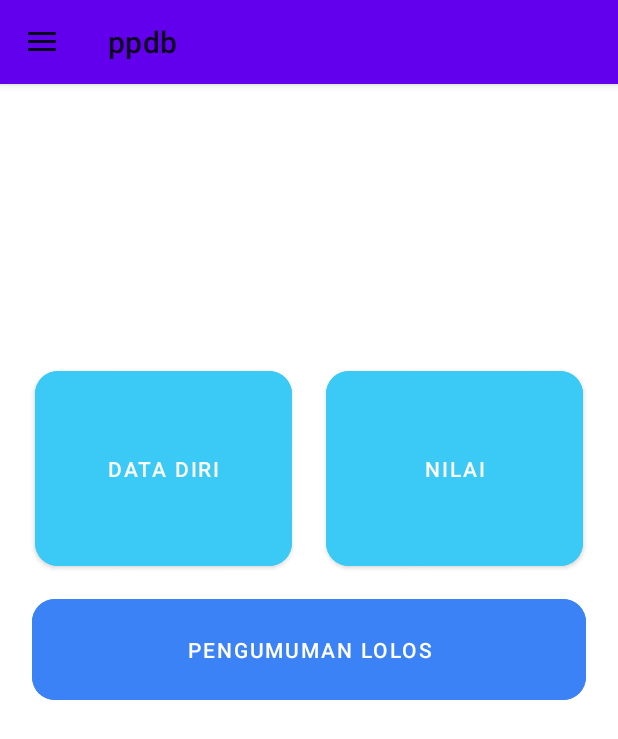
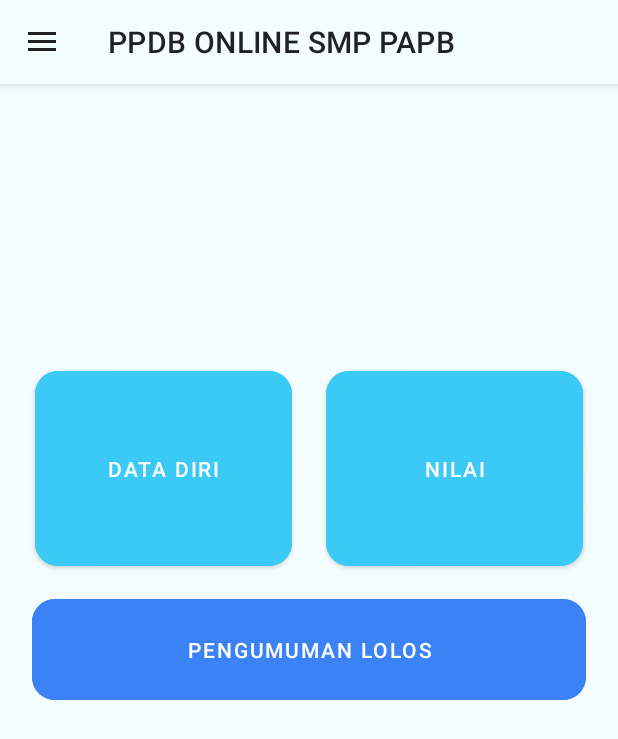
Before and after one commit to thoriqadillah/ppdb-papb, an Android app: the HalamanUtama screen opened directly, with no data from a screen before it, on a phone screen of 412 x 824 dp. Shown: the top 739 px of the screen. Run offline under Robolectric (Android 15) with nearby library versions, the phone set to English and light mode, and no system bars; Roboto replaces fonts that are not available here.

Commit message:
fixing color layout

```diff
--- a/app/src/main/res/layout/activity_halaman_utama.xml
+++ b/app/src/main/res/layout/activity_halaman_utama.xml
@@ -4,6 +4,7 @@
     xmlns:tools="http://schemas.android.com/tools"
     android:layout_width="match_parent"
     android:layout_height="match_parent"
+    android:background="#F3FCFE"
     android:id="@+id/drawer_layout"
     android:fitsSystemWindows="true"
     tools:context=".HalamanUtama"
@@ -17,11 +18,12 @@
         <androidx.appcompat.widget.Toolbar
             android:layout_width="match_parent"
             android:layout_height="?attr/actionBarSize"
-            android:background="@color/design_default_color_primary"
+            android:background="#F3FCFE"
             android:id="@+id/idToolbar"
             android:theme="@style/ThemeOverlay.AppCompat.ActionBar"
             app:popupTheme="@style/ThemeOverlay.AppCompat.Light"
-            android:elevation="4dp"/>
+            android:elevation="4dp"
+            app:title="PPDB ONLINE SMP PAPB"/>
 
         <FrameLayout
             android:layout_width="match_parent"
--- a/app/src/main/res/layout/activity_input_nilai.xml
+++ b/app/src/main/res/layout/activity_input_nilai.xml
@@ -75,6 +75,7 @@
                     android:background="@drawable/buttondesign"
                     android:backgroundTint="@color/bluebtn"
                     android:text="Unggah Ijasah"
+                    android:textColor="@color/white"
                     android:textSize="12sp"
                     app:backgroundTint="@null"
                     app:layout_constraintBottom_toTopOf="@+id/btnSimpan"
@@ -207,6 +208,7 @@
                     android:background="@drawable/buttondesign"
                     android:backgroundTint="@color/bluebtn"
                     android:text="Unggah SKHUN"
+                    android:textColor="@color/white"
                     android:textSize="12sp"
                     app:backgroundTint="@null"
                     app:layout_constraintBottom_toTopOf="@+id/textView9"
@@ -310,6 +312,7 @@
                     android:layout_marginBottom="200dp"
                     android:background="@drawable/buttondesign"
                     android:text="Simpan"
+                    android:textColor="@color/white"
                     app:backgroundTint="@null"
                     app:layout_constraintBottom_toBottomOf="parent"
                     app:layout_constraintEnd_toEndOf="parent"
--- a/app/src/main/res/layout/activity_login.xml
+++ b/app/src/main/res/layout/activity_login.xml
@@ -23,7 +23,7 @@
         android:layout_width="wrap_content"
         android:layout_height="wrap_content"
         android:layout_marginTop="36dp"
-        android:text="PPDB ONLINE SMA PAPB"
+        android:text="PPDB ONLINE SMP PAPB"
         android:textColor="#000000"
         android:textSize="24sp"
         android:textStyle="bold"
--- a/app/src/main/res/menu/drawer_menu.xml
+++ b/app/src/main/res/menu/drawer_menu.xml
@@ -8,14 +8,15 @@
             android:id="@+id/idDataDiri"
             android:title="Data Diri"
             android:background="#AAEFFF"
-            android:icon="@drawable/ic_profile"/>
+            android:icon="@drawable/ic_profile"
+            android:textColor="@color/black"/>
 
         <item
             android:id="@+id/idLogout"
             android:title="Logout"
             android:background="#AAEFFF"
             android:icon="@drawable/ic_logout"
-            />
+            android:textColor="@color/black"/>
     </group>
 
 
--- a/app/src/main/res/values/themes.xml
+++ b/app/src/main/res/values/themes.xml
@@ -2,7 +2,7 @@
     <!-- Base application theme. -->
     <style name="Theme.Ppdb" parent="Theme.MaterialComponents.DayNight.NoActionBar">
         <!-- Primary brand color. -->
-        <item name="colorPrimary">@color/purple_500</item>
+        <item name="colorPrimary">#F3FCFE</item>
         <item name="colorPrimaryVariant">@color/purple_700</item>
         <item name="colorOnPrimary">@color/white</item>
         <!-- Secondary brand color. -->
```
